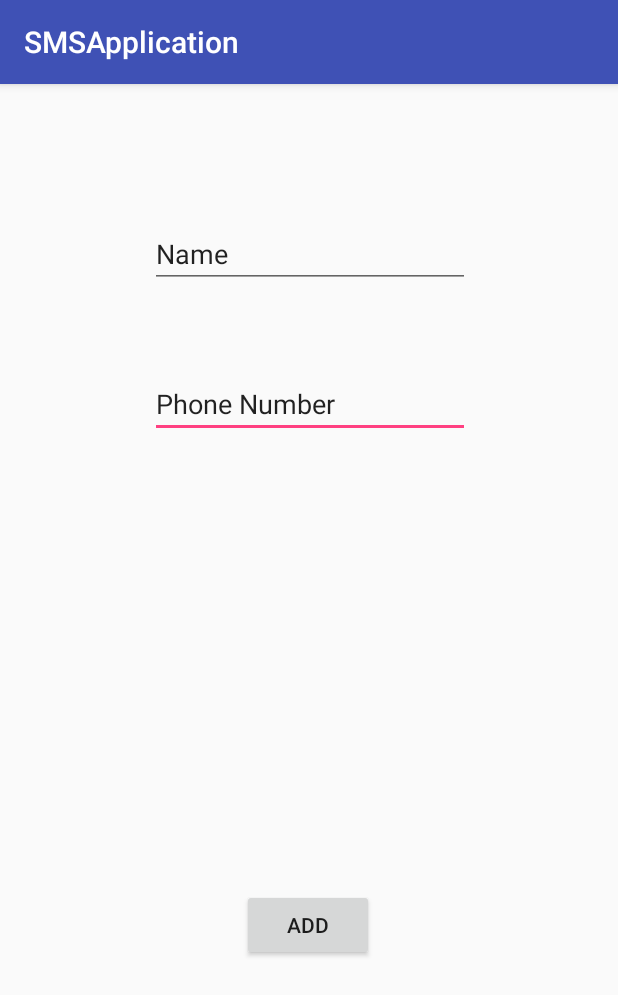
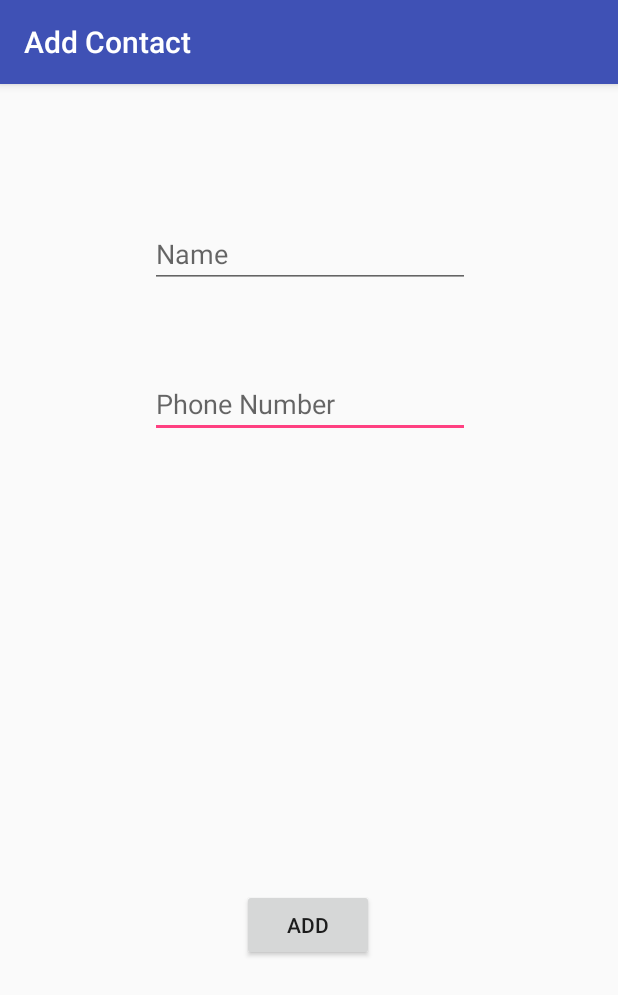
Before and after one commit to JPark9five/3354-Underachievers, an Android app: the AddContact screen opened directly, with no data from a screen before it, on a phone screen of 412 x 824 dp. Shown: the top 995 px of the screen. Run offline under Robolectric (Android 15) with nearby library versions, the phone set to English and light mode, and no system bars.

Commit message:
Add contact List view for contacts added

```diff
--- a/SMSApplication/app/src/main/java/com/example/briantruong/smsapplication/AddContact.java
+++ b/SMSApplication/app/src/main/java/com/example/briantruong/smsapplication/AddContact.java
@@ -1,7 +1,20 @@
 package com.example.briantruong.smsapplication;
 
+import android.app.Activity;
+import android.content.Intent;
 import android.os.Bundle;
+import android.os.Parcelable;
 import android.support.v7.app.AppCompatActivity;
+import android.text.Editable;
+import android.text.TextWatcher;
+import android.view.View;
+import android.widget.Button;
+import android.widget.EditText;
+import android.widget.Toast;
+
+import java.io.Serializable;
+import java.util.ArrayList;
+import java.util.List;
 
 /**
  * Created by Alex on 11/15/2017.
@@ -9,10 +22,40 @@ import android.support.v7.app.AppCompatActivity;
 
 public class AddContact extends AppCompatActivity {
 
+    EditText nameText, numberText;
+    Intent sendContactBack = new Intent();
+
     public void onCreate(Bundle savedInstanceState) {
         super.onCreate(savedInstanceState);
         setContentView(R.layout.activity_add);
+        setTitle("Add Contact");
 
+        Bundle bundle = getIntent().getExtras();
+        nameText = (EditText) findViewById(R.id.nameInput);
+        numberText = (EditText) findViewById(R.id.numberInput);
 
+        final Button addButton = (Button) findViewById(R.id.finishAdd);
+        addButton.setOnClickListener(new View.OnClickListener(){
+            @Override
+            public void onClick(View view){
+                sendContactBack.putExtra("contact", new Contact(nameText.getText().toString(), numberText.getText().toString()));
+                setResult(Activity.RESULT_OK, sendContactBack);
+                Toast.makeText(getApplicationContext(),"Added " + nameText.getText().toString() + " to contacts.", Toast.LENGTH_SHORT).show();
+                finish();
+            }
+        });
+
+        nameText.addTextChangedListener(new TextWatcher() {
+            @Override
+            public void beforeTextChanged(CharSequence s, int start, int count, int after) {}
+
+            @Override
+            public void onTextChanged(CharSequence s, int start, int before, int count) {
+                addButton.setEnabled(!nameText.getText().toString().trim().isEmpty());
+            }
+
+            @Override
+            public void afterTextChanged(Editable s) {}
+        });
     }
 }
--- a/SMSApplication/app/src/main/res/layout/activity_add.xml
+++ b/SMSApplication/app/src/main/res/layout/activity_add.xml
@@ -23,37 +23,33 @@
         app:layout_constraintTop_toTopOf="parent" />
 
     <EditText
-        android:id="@+id/editText3"
+        android:id="@+id/numberInput"
         android:layout_width="wrap_content"
         android:layout_height="wrap_content"
         android:layout_marginBottom="260dp"
         android:layout_marginEnd="84dp"
         android:layout_marginStart="85dp"
-        android:layout_marginRight="84dp"
-        android:layout_marginLeft="85dp"
         android:layout_marginTop="7dp"
         android:ems="10"
+        android:hint="Phone Number"
         android:inputType="phone"
-        android:text="Phone Number"
         app:layout_constraintBottom_toTopOf="@+id/finishAdd"
         app:layout_constraintEnd_toEndOf="parent"
         app:layout_constraintStart_toStartOf="parent"
-        app:layout_constraintTop_toBottomOf="@+id/editText4" />
+        app:layout_constraintTop_toBottomOf="@+id/nameInput" />
 
     <EditText
-        android:id="@+id/editText4"
+        android:id="@+id/nameInput"
         android:layout_width="wrap_content"
         android:layout_height="wrap_content"
         android:layout_marginBottom="7dp"
         android:layout_marginEnd="84dp"
         android:layout_marginStart="85dp"
-        android:layout_marginRight="84dp"
-        android:layout_marginLeft="85dp"
         android:layout_marginTop="50dp"
         android:ems="10"
+        android:hint="Name"
         android:inputType="textPersonName"
-        android:text="Name"
-        app:layout_constraintBottom_toTopOf="@+id/editText3"
+        app:layout_constraintBottom_toTopOf="@+id/numberInput"
         app:layout_constraintEnd_toEndOf="parent"
         app:layout_constraintStart_toStartOf="parent"
         app:layout_constraintTop_toTopOf="parent" />
```
Also changed, not shown: SMSApplication/app/src/main/java/com/example/briantruong/smsapplication/Contact.java (added, +25 -0 lines), SMSApplication/app/src/main/java/com/example/briantruong/smsapplication/Contacts.java (+65 -0 lines), SMSApplication/app/src/main/res/layout/activity_contacts.xml (+23 -17 lines), SMSApplication/app/src/main/res/layout/contact_item.xml (added, +40 -0 lines).
